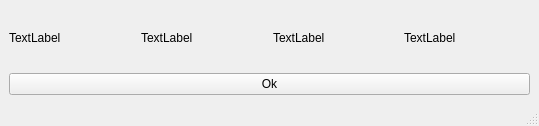
Before: the Qt Designer form work.ui in valter1992/kursach, drawn with Qt 5.
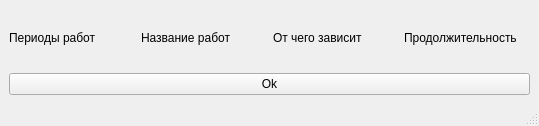
After: the same form once the commit is applied.

What changed in the file:
```diff
--- a/work.ui
+++ b/work.ui
@@ -22,7 +22,7 @@
         <item>
          <widget class="QLabel" name="label">
           <property name="text">
-           <string>TextLabel</string>
+           <string>Периоды работ</string>
           </property>
          </widget>
         </item>
@@ -33,7 +33,7 @@
         <item>
          <widget class="QLabel" name="label_2">
           <property name="text">
-           <string>TextLabel</string>
+           <string>Название работ</string>
           </property>
          </widget>
         </item>
@@ -44,7 +44,7 @@
         <item>
          <widget class="QLabel" name="label_3">
           <property name="text">
-           <string>TextLabel</string>
+           <string>От чего зависит</string>
           </property>
          </widget>
         </item>
@@ -55,7 +55,7 @@
         <item>
          <widget class="QLabel" name="label_4">
           <property name="text">
-           <string>TextLabel</string>
+           <string>Продолжительность</string>
           </property>
          </widget>
         </item>
```
